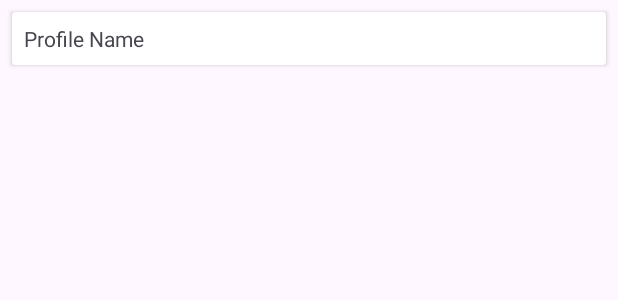
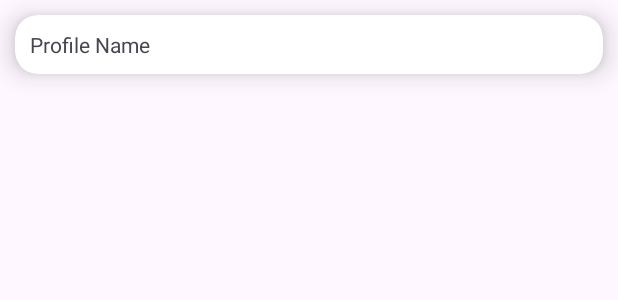
Before and after one commit to SpeakHome/SpeakHomeApp, an Android app: the layout profile_card.xml on its own in the app's theme, with its tools: preview values and no code run, on a phone screen of 412 x 824 dp. Shown: the top 300 px of the screen. Run offline under Robolectric (Android 15) with nearby library versions, the phone set to English and light mode, and no system bars.

```diff
--- a/app/src/main/java/Models/Chat/ChatResource.kt
+++ b/app/src/main/java/Models/Contact/ContactResource.kt
@@ -1,6 +1,6 @@
-package Models.Chat
+package Models.Contact
 
-data class ChatResource(
+data class ContactResource(
     var id: Long,
     var profile1Id: Long,
     var profile2Id: Long,
--- a/app/src/main/java/Models/Message/MessageResource.kt
+++ b/app/src/main/java/Models/Message/MessageResource.kt
@@ -1,11 +1,11 @@
 package Models.Message
 
-import Models.Chat.ChatResource
+import Models.Contact.ContactResource
 import java.util.Date
 
 data class MessageResource(
     var id: Long,
     var content: String,
     var createdAt: Date,
-    var chat: ChatResource
+    var chat: ContactResource
 )
--- a/app/src/main/java/com/example/speakhomeapp/DeviceAdapter.kt
+++ b/app/src/main/java/com/example/speakhomeapp/RecyclerViews/DeviceAdapter.kt
@@ -1,10 +1,10 @@
-package com.example.speakhomeapp
+package com.example.speakhomeapp.RecyclerViews
 
-import Models.Device.DeviceResource
 import Models.PofileDevice.ProfileDeviceResource
 import android.view.LayoutInflater
 import android.view.ViewGroup
 import androidx.recyclerview.widget.RecyclerView
+import com.example.speakhomeapp.R
 
 class DeviceAdapter(val deviceList: List<ProfileDeviceResource>) : RecyclerView.Adapter<DeviceViewHolder>() {
     override fun onCreateViewHolder(parent: ViewGroup, viewType: Int): DeviceViewHolder {
--- a/app/src/main/java/com/example/speakhomeapp/DeviceViewHolder.kt
+++ b/app/src/main/java/com/example/speakhomeapp/RecyclerViews/DeviceViewHolder.kt
@@ -1,10 +1,11 @@
-package com.example.speakhomeapp
+package com.example.speakhomeapp.RecyclerViews
 
 import Models.PofileDevice.ProfileDeviceResource
 import android.view.View
 import android.widget.ImageView
 import android.widget.TextView
 import androidx.recyclerview.widget.RecyclerView
+import com.example.speakhomeapp.R
 import com.squareup.picasso.Picasso
 
 class DeviceViewHolder(view: View) : RecyclerView.ViewHolder(view) {
--- a/app/src/main/res/layout/profile_card.xml
+++ b/app/src/main/res/layout/profile_card.xml
@@ -2,16 +2,19 @@
 <androidx.cardview.widget.CardView xmlns:android="http://schemas.android.com/apk/res/android"
     android:layout_width="match_parent"
     android:layout_height="wrap_content"
-    android:layout_margin="8dp">
+    xmlns:app="http://schemas.android.com/apk/res-auto"
+    app:cardElevation="10dp"
+    app:cardCornerRadius="15dp"
+    android:layout_margin="10dp">
 
     <LinearLayout
         android:layout_width="match_parent"
         android:layout_height="wrap_content"
         android:orientation="vertical"
-        android:padding="8dp">
+        android:padding="10dp">
 
         <TextView
-            android:id="@+id/profileName"
+            android:id="@+id/textViewProfileName"
             android:layout_width="wrap_content"
             android:layout_height="wrap_content"
             android:text="Profile Name" />
```
Also changed, not shown: app/src/main/java/Services/ContactService.kt (added, +19 -0 lines), app/src/main/java/com/example/speakhomeapp/HomeActivity.kt (+68 -2 lines), app/src/main/java/com/example/speakhomeapp/RecyclerViews/ProfileAdapter.kt (added, +23 -0 lines), app/src/main/java/com/example/speakhomeapp/RecyclerViews/ProfileViewHolder.kt (added, +15 -0 lines).
